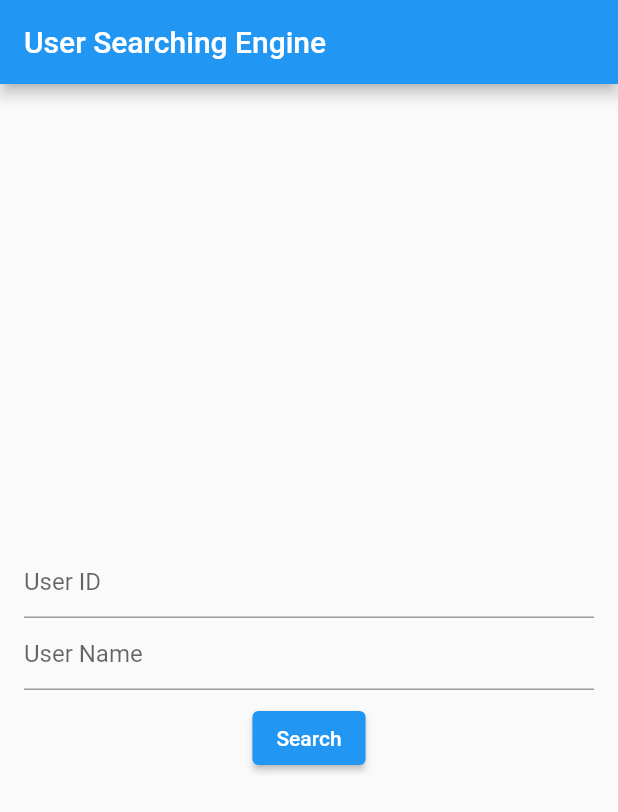
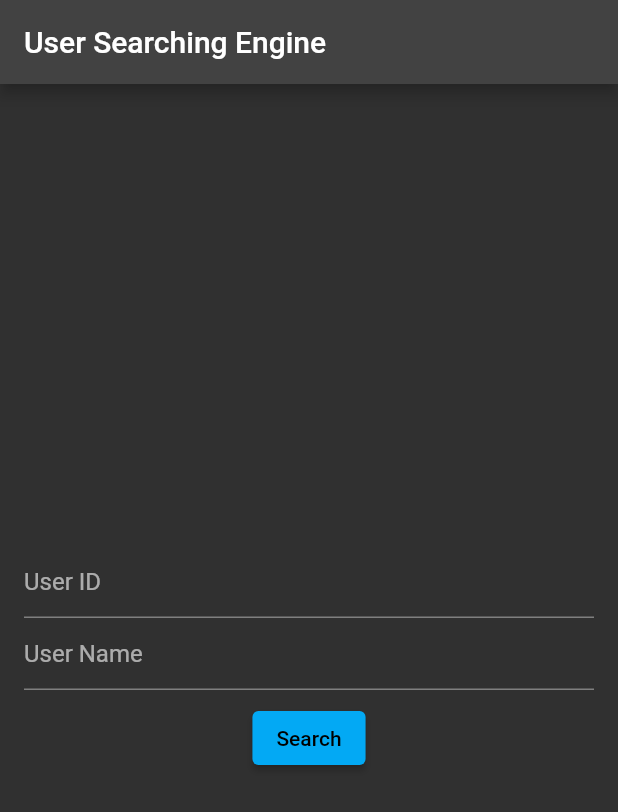
Before and after one commit to felipe0liveira/sample-flutter-search, a Flutter app: the screen it shows after launch, on a phone screen of 412 x 824 dp. Shown: the top 812 px of the screen. Run offline on Flutter 3.47's test engine with Material 2 defaults, Android fonts, the phone set to English and light mode, and no system bars; our stand-ins replace dio.

Commit message:
Removes debugModeBanner and change the App themeColor

```diff
--- a/lib/main.dart
+++ b/lib/main.dart
@@ -12,17 +12,10 @@ class MyApp extends StatelessWidget {
   Widget build(BuildContext context) {
     return MaterialApp(
       title: 'Flutter Demo',
+      debugShowCheckedModeBanner: false,
       theme: ThemeData(
-        // This is the theme of your application.
-        //
-        // Try running your application with "flutter run". You'll see the
-        // application has a blue toolbar. Then, without quitting the app, try
-        // changing the primarySwatch below to Colors.green and then invoke
-        // "hot reload" (press "r" in the console where you ran "flutter run",
-        // or simply save your changes to "hot reload" in a Flutter IDE).
-        // Notice that the counter didn't reset back to zero; the application
-        // is not restarted.
-        primarySwatch: Colors.blue,
+        primarySwatch: Colors.lightBlue,
+        brightness: Brightness.dark
       ),
       home: Scaffold(
         appBar: AppBar(title: const Text('User Searching Engine')),
```
